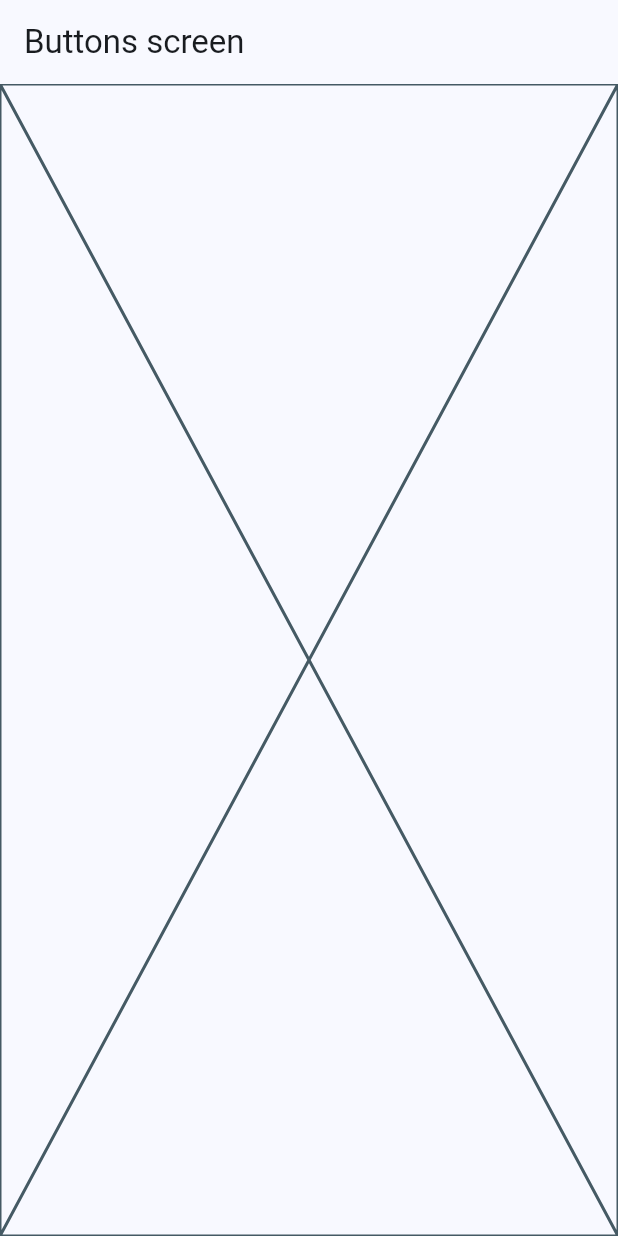
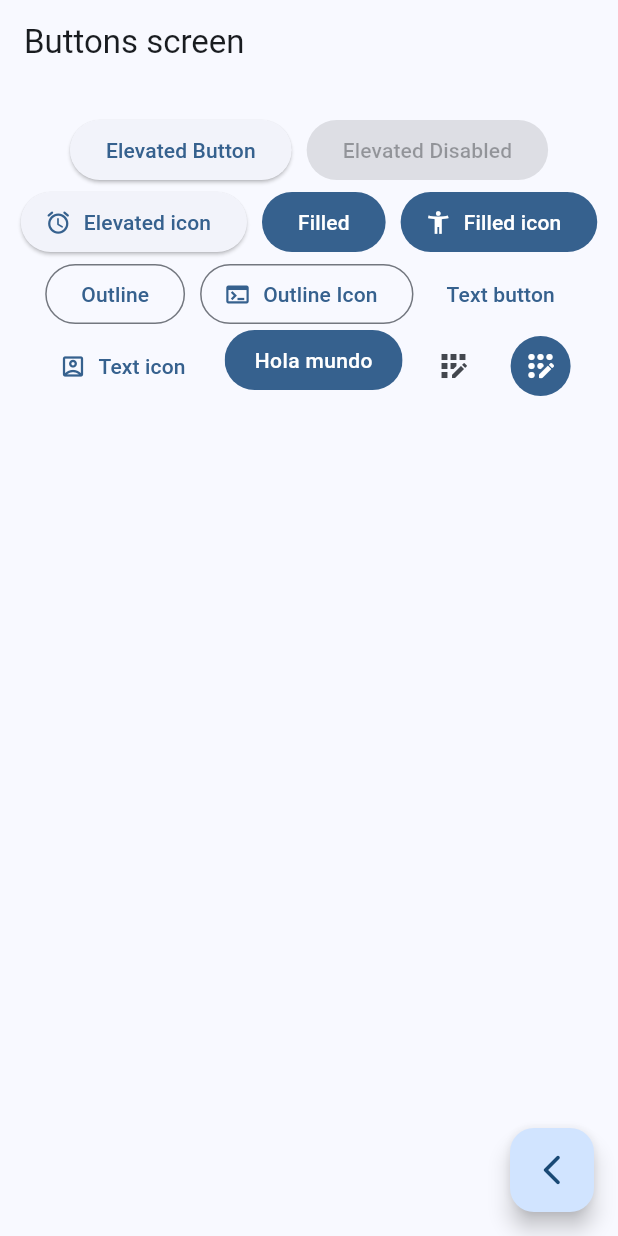
Before and after one commit to AdrianCasB/widgets_app, a Flutter app: the ButtonsScreen screen opened by its route, on a phone screen of 412 x 824 dp. Run offline on Flutter 3.47's test engine with Material 3 defaults, Android fonts, the phone set to English and light mode, and no system bars; our stand-ins replace go_router.

Commit message:
feat: buttons screen finished

```diff
--- a/lib/presentation/screens/buttons/buttons_screen.dart
+++ b/lib/presentation/screens/buttons/buttons_screen.dart
@@ -1,4 +1,5 @@
 import 'package:flutter/material.dart';
+import 'package:go_router/go_router.dart';
 
 class ButtonsScreen extends StatelessWidget {
   static const String name = 'buttons_screen';
@@ -8,7 +9,107 @@ class ButtonsScreen extends StatelessWidget {
   Widget build(BuildContext context) {
     return Scaffold(
       appBar: AppBar(title: const Text('Buttons screen')),
-      body: const Placeholder(),
+      body: _ButtonsView(),
+      floatingActionButton: FloatingActionButton(
+        onPressed: () {
+          context.pop();
+        },
+        child: const Icon(Icons.arrow_back_ios_new_rounded),
+      ),
     );
   }
 }
+
+class _ButtonsView extends StatelessWidget {
+  @override
+  Widget build(BuildContext context) {
+    final colors = Theme.of(context).colorScheme;
+
+    return SizedBox(
+      width: double.infinity,
+      child: Padding(
+        padding: const EdgeInsets.symmetric(horizontal: 10, vertical: 20),
+        child: SizedBox(
+          child: Wrap(
+            spacing: 10,
+            alignment: WrapAlignment.center,
+            children: [
+              ElevatedButton(
+                onPressed: () {},
+                child: const Text('Elevated Button'),
+              ),
+              const ElevatedButton(
+                onPressed: null,
+                child: Text('Elevated Disabled'),
+              ),
+              ElevatedButton.icon(
+                onPressed: () {},
+                icon: const Icon(Icons.access_alarm_rounded),
+                label: const Text('Elevated icon'),
+              ),
+              FilledButton(onPressed: () {}, child: const Text('Filled')),
+              FilledButton.icon(
+                onPressed: () {},
+                icon: Icon(Icons.accessibility_new),
+                label: const Text('Filled icon'),
+              ),
+              OutlinedButton(onPressed: () {}, child: const Text('Outline')),
+              OutlinedButton.icon(
+                onPressed: () {},
+                icon: Icon(Icons.terminal),
+                label: const Text('Outline Icon'),
+              ),
+              TextButton(onPressed: () {}, child: const Text('Text button')),
+              TextButton.icon(
+                onPressed: () {},
+                icon: Icon(Icons.account_box_outlined),
+                label: const Text('Text icon'),
+              ),
+              const CustomButton(),
+              IconButton(
+                onPressed: () {},
+                icon: Icon(Icons.app_registration_outlined),
+              ),
+              IconButton(
+                onPressed: () {},
+                icon: Icon(Icons.app_registration_rounded),
+                style: ButtonStyle(
+                  backgroundColor: WidgetStatePropertyAll(colors.primary),
+                  iconColor: WidgetStatePropertyAll(Colors.white),
+                ),
+              ),
+            ],
+          ),
+        ),
+      ),
+    );
+  }
+}
+
+class CustomButton extends StatelessWidget {
+  const CustomButton({super.key});
+
+  @override
+  Widget build(BuildContext context) {
+    final colors = Theme.of(context).colorScheme;
+    return ClipRRect(
+      borderRadius: BorderRadius.circular(20),
+      child: Material(
+        color: colors.primary,
+        child: InkWell(
+          onTap: () {},
+          child: Padding(
+            padding: const EdgeInsets.symmetric(horizontal: 20, vertical: 10),
+            child: Text(
+              'Hola mundo',
+              style: TextStyle(
+                color: Colors.white,
+                fontWeight: FontWeight.w500,
+              ),
+            ),
+          ),
+        ),
+      ),
+    );
+  }
+}
```
